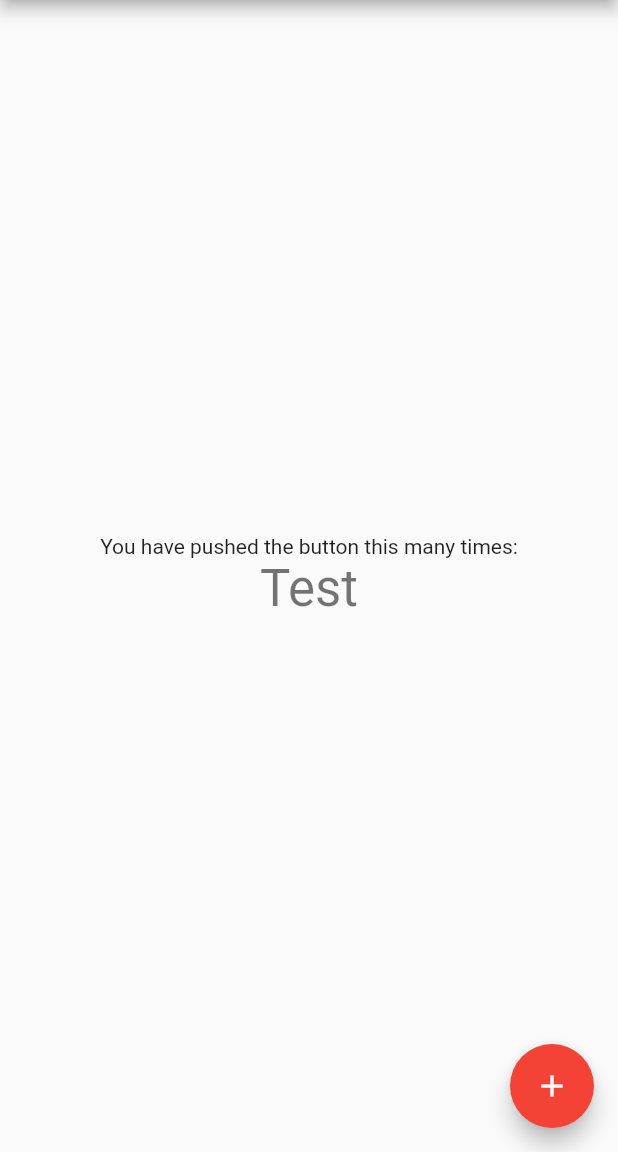
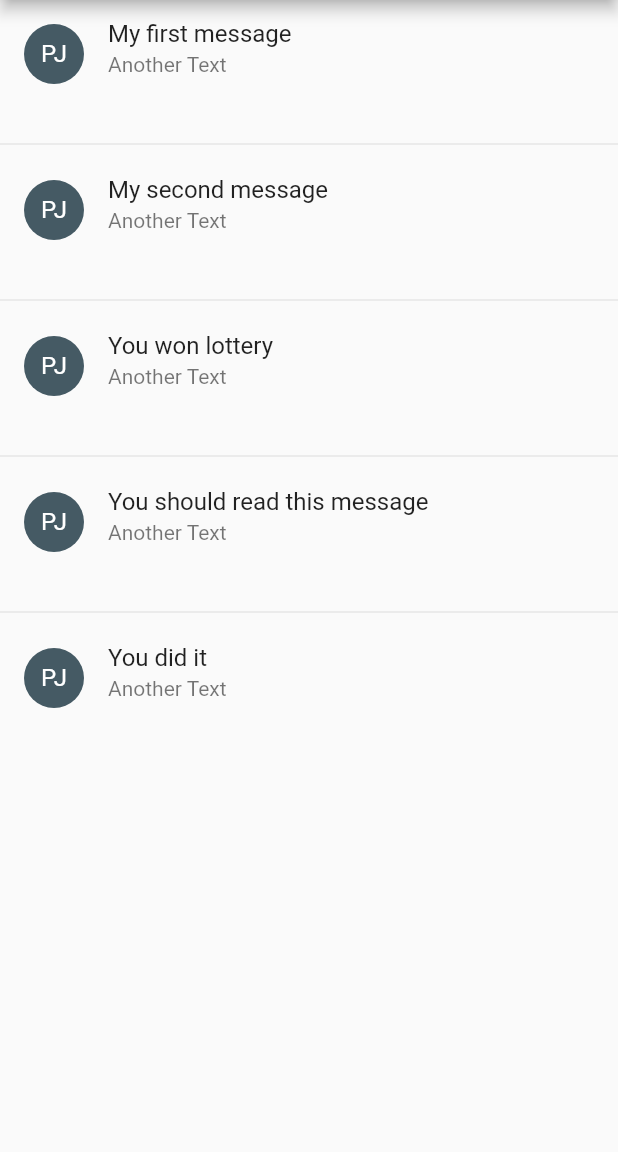
Before and after one commit to offlineprogrammer/email_app, a Flutter app: the screen it shows after launch, on a phone screen of 412 x 824 dp, the part 84-1236 px from its top. Run offline on Flutter 3.47's test engine with Material 2 defaults, Android fonts, the phone set to English and light mode, and no system bars.

Commit message:
ListView

```diff
--- a/lib/main.dart
+++ b/lib/main.dart
@@ -22,6 +22,13 @@ class EmailApp extends StatelessWidget {
 
 class MyHomePage extends StatelessWidget {
   final String title;
+  var messages = const [
+    'My first message',
+    'My second message',
+    'You won lottery',
+    'You should read this message',
+    'You did it'
+  ];
   MyHomePage({this.title});
 
   @override
@@ -30,25 +37,23 @@ class MyHomePage extends StatelessWidget {
       appBar: AppBar(
         title: Text(title),
       ),
-      body: Center(
-        child: Column(
-          mainAxisAlignment: MainAxisAlignment.center,
-          children: <Widget>[
-            Text(
-              'You have pushed the button this many times:',
+      body: ListView.separated(
+        itemCount: messages.length,
+        itemBuilder: (BuildContext context, int index) {
+          var title = messages[index];
+          return ListTile(
+            title: Text(title),
+            isThreeLine: true,
+            leading: CircleAvatar(
+              child: Text('PJ'),
             ),
-            Text(
-              'Test',
-              style: Theme.of(context).textTheme.headline4,
-            ),
-          ],
-        ),
+            subtitle: Text('Another Text'),
+          );
+        },
+        separatorBuilder: (BuildContext context, int index) {
+          return Divider();
+        },
       ),
-      floatingActionButton: FloatingActionButton(
-        onPressed: () {},
-        tooltip: 'Increment',
-        child: Icon(Icons.add),
-      ), // This trailing comma makes auto-formatting nicer for build methods.
     );
   }
 }
```
